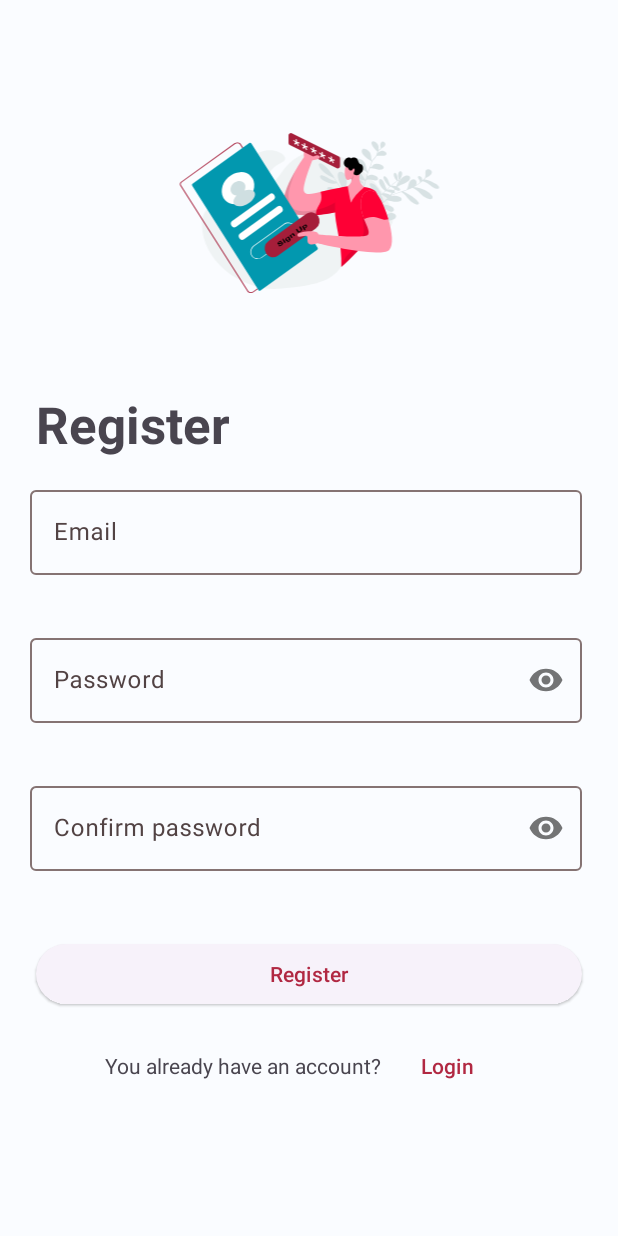
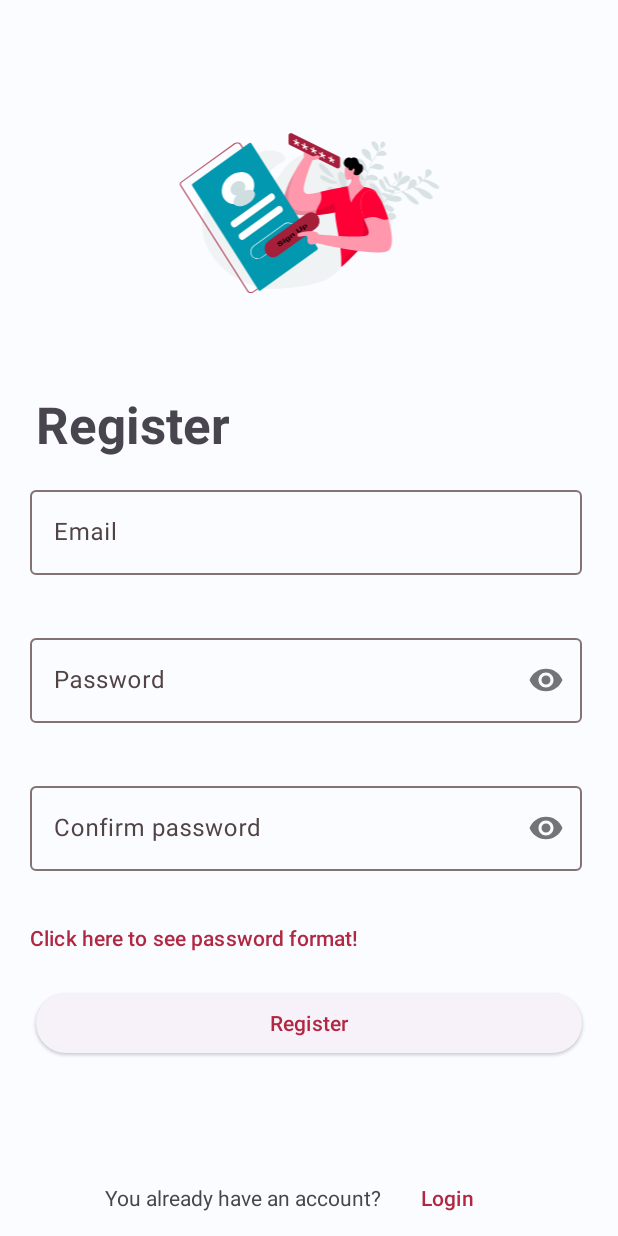
Before and after one commit to lorenzoSpizzuoco/NovApp, an Android app built with Jetpack Compose: the RegisterFragment screen opened through its navigation route, on a phone screen of 412 x 824 dp. Run offline under Robolectric (Android 15) with nearby library versions, the phone set to English and light mode, and no system bars; our stand-ins replace Firebase (no records; nobody signed in at launch, a user with empty details on screens opened directly); libraries missing offline, so code that uses them is left out: org.apache.commons.

Commit message:
added password constraints dialog

```diff
--- a/app/src/main/java/com/example/novapp2/ui/register/RegisterFragment.java
+++ b/app/src/main/java/com/example/novapp2/ui/register/RegisterFragment.java
@@ -1,5 +1,6 @@
 package com.example.novapp2.ui.register;
 
+import android.content.DialogInterface;
 import android.os.AsyncTask;
 import android.os.Bundle;
 import android.text.TextUtils;
@@ -15,6 +16,7 @@ import android.widget.Toast;
 
 import androidx.annotation.NonNull;
 import androidx.annotation.Nullable;
+import androidx.appcompat.app.AlertDialog;
 import androidx.compose.material3.SnackbarKt;
 import androidx.fragment.app.Fragment;
 import androidx.navigation.Navigation;
@@ -33,17 +35,15 @@ import org.apache.commons.validator.routines.EmailValidator;
 import java.util.regex.Matcher;
 import java.util.regex.Pattern;
 
-/**
- * A simple {@link Fragment} subclass.
- * Use the {@link RegisterFragment#newInstance} factory method to
- * create an instance of this fragment.
- */
+
 public class RegisterFragment extends Fragment {
 
     final private String TAG = RegisterFragment.class.getSimpleName();
     private TextInputLayout textInputLayoutEmail;
     private TextInputLayout textInputLayoutPassword;
     private TextInputLayout textInputLayoutPasswordConfirm;
+    private Button pwInfos;
+
     private FirebaseAuth mAuth;
 
     public static RegisterFragment newInstance() {
@@ -68,7 +68,7 @@ public class RegisterFragment extends Fragment {
     public void onViewCreated(@NonNull View view, @Nullable Bundle savedInstanceState) {
 
         super.onViewCreated(view, savedInstanceState);
-
+        pwInfos = view.findViewById(R.id.button_pw_info);
         textInputLayoutEmail = view.findViewById(R.id.text_input_layout_email);
         textInputLayoutPassword = view.findViewById(R.id.text_input_layout_password);
         textInputLayoutPasswordConfirm = view.findViewById(R.id.text_input_layout_password_confirm);
@@ -80,6 +80,21 @@ public class RegisterFragment extends Fragment {
 
         buttonLogin.setOnClickListener(v ->
                 MainActivity.getNavController().navigate(R.id.action_register_to_login));
+
+        pwInfos.setOnClickListener(v -> {
+            AlertDialog.Builder builder = new AlertDialog.Builder(getActivity());
+            builder.setTitle(R.string.password_dialog_title);
+            builder.setMessage(R.string.password_infos);
+            builder.setPositiveButton(R.string.okDialog, new DialogInterface.OnClickListener() {
+                public void onClick(DialogInterface dialog, int id) {
+
+                }
+            });
+
+            AlertDialog dialog = builder.create();
+            dialog.show();
+
+        });
 
         buttonRegister.setOnClickListener(v -> {
 
@@ -96,6 +111,7 @@ public class RegisterFragment extends Fragment {
             } else if (!password.equals(confirmPassword)) {
                 Snackbar.make(view, R.string.no_pw_match, Snackbar.LENGTH_SHORT).show();
                 textInputLayoutPassword.startAnimation(animation);
+
             }else {
                 registerUser(email, password, new RegisterCallback() {
                     @Override
--- a/app/src/main/res/layout/fragment_register.xml
+++ b/app/src/main/res/layout/fragment_register.xml
@@ -112,6 +112,9 @@
         </com.google.android.material.textfield.TextInputLayout>
 
         <!-- Register button -->
+
+        <!-- Login button -->
+
         <Button
             android:id="@+id/button_register"
             style="@style/Widget.Material3.Button.ElevatedButton"
@@ -128,15 +131,26 @@
             app:layout_constraintHorizontal_bias="0.0"
             app:layout_constraintStart_toStartOf="parent"
             app:layout_constraintTop_toBottomOf="@+id/text_input_layout_password_confirm"
-            app:layout_constraintVertical_bias="0.0" />
+            app:layout_constraintVertical_bias="0.216" />
 
-        <!-- Login button -->
+        <Button
+            android:id="@+id/button_pw_info"
+            style="@style/Widget.Material3.Button.TextButton"
+            android:layout_width="wrap_content"
+            android:layout_height="wrap_content"
+            android:layout_marginStart="8dp"
+            android:text="@string/pw_pattern"
+            android:textSize="14sp"
+            app:layout_constraintHorizontal_chainStyle="packed"
+            app:layout_constraintStart_toStartOf="parent"
+            app:layout_constraintTop_toBottomOf="@+id/text_input_layout_password_confirm"
+            app:textAllCaps="false" />
 
         <TextView
             android:id="@+id/textview_new_account"
             android:layout_width="wrap_content"
             android:layout_height="wrap_content"
-            android:layout_marginBottom="104dp"
+            android:layout_marginBottom="16dp"
             android:text="@string/have_account"
             app:layout_constraintBottom_toBottomOf="parent"
             app:layout_constraintEnd_toStartOf="@+id/button_login"
--- a/app/src/main/res/values/strings.xml
+++ b/app/src/main/res/values/strings.xml
@@ -127,5 +127,9 @@
     <string name="wrong_email_format"> wrong email format </string>
     <string name="wrong_pass_format"> wrong password format </string>
     <string name="no_pw_match">passwords not matching </string>
+    <string name="pw_pattern">Click here to see password format! </string>
+    <string name="okDialog"> Ok </string>
+    <string name="password_dialog_title"> Password constraints</string>
+    <string name="password_infos"> \n at least 4 characters long \n\n must contain an uppercase character \n\n Must contain a special symbol</string>
 
 </resources>
```
Also changed, not shown: 1 other file.
